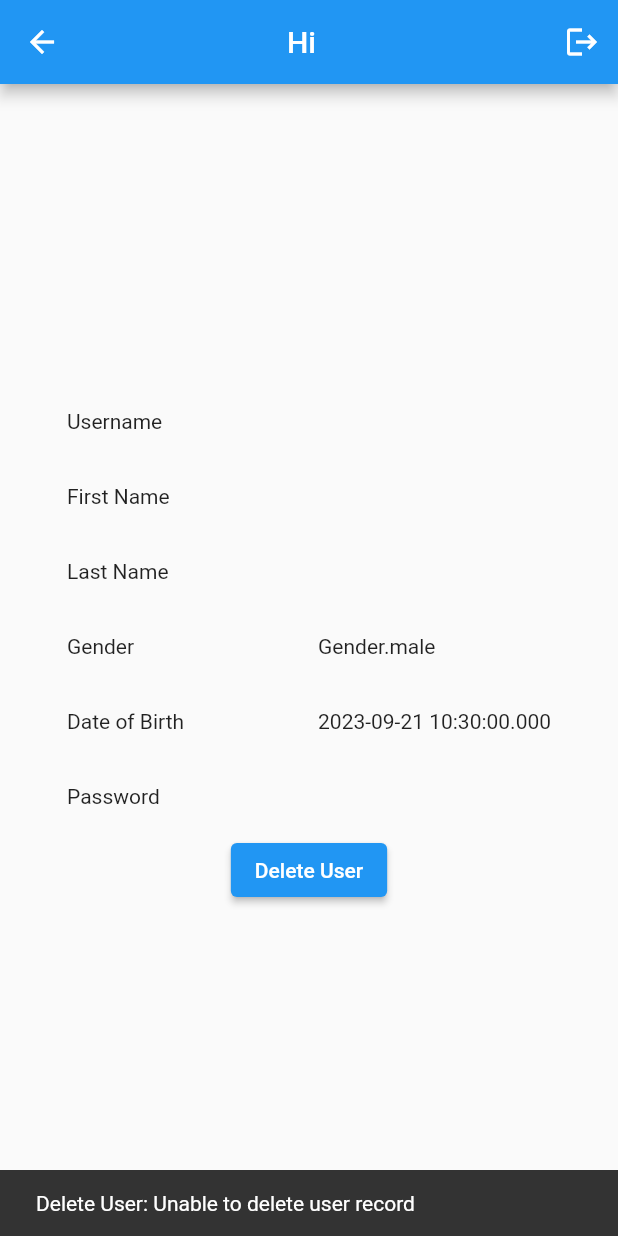
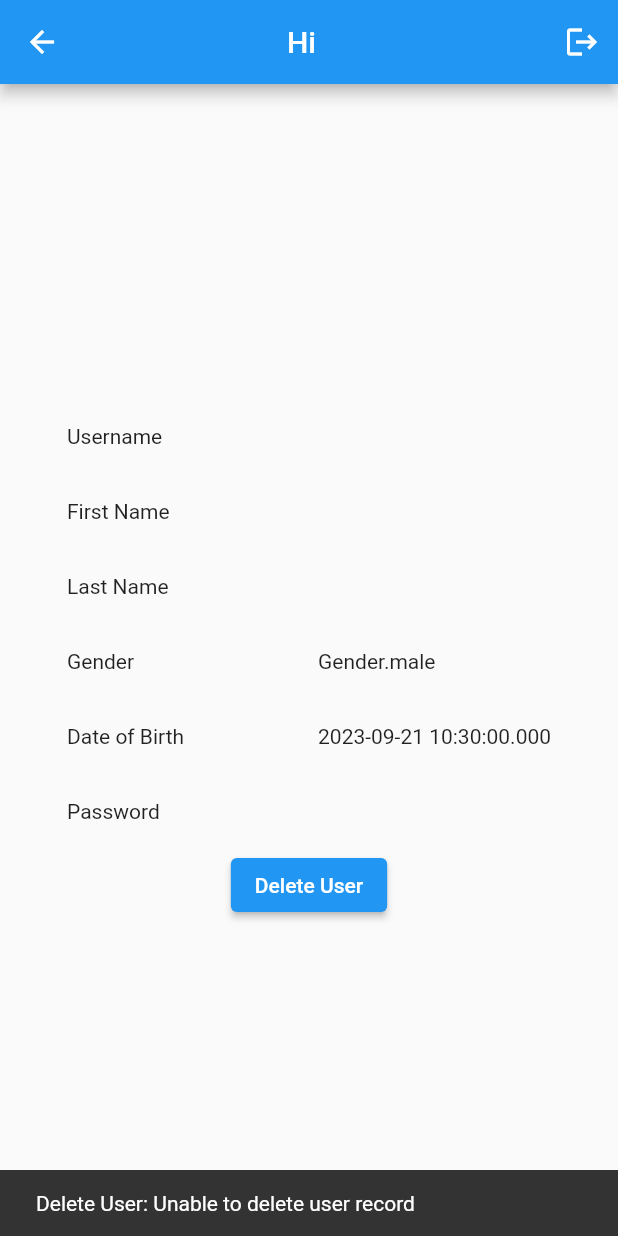
Before and after one commit to nischhalcodetrade/MyIntegrationTestApp, a Flutter app: the HomeScreen screen opened directly with empty values, after a tap on "Delete User", on a phone screen of 412 x 824 dp. Run offline on Flutter 3.47's test engine with Material 2 defaults, Android fonts, the phone set to English and light mode, and no system bars; our stand-ins replace flutter_bloc, flutter_svg, sqflite; accounts and stored records are empty.

Commit message:
[Fix] Minor Ui Fixes

```diff
--- a/lib/src/view/home_screen/home_screen.dart
+++ b/lib/src/view/home_screen/home_screen.dart
@@ -10,19 +10,31 @@ import 'package:integration_test_example_app/src/model/user_model.dart';
 import 'package:integration_test_example_app/src/view/auth/sign_in/sign_in_screen.dart';
 import 'package:integration_test_example_app/src/view/widgets/buttons/my_button.dart';
 
-class HomeScreen extends StatelessWidget {
+class HomeScreen extends StatefulWidget {
   const HomeScreen({super.key, required this.user});
   final UserModel user;
+
+  @override
+  State<HomeScreen> createState() => _HomeScreenState();
+}
+
+class _HomeScreenState extends State<HomeScreen> {
+  @override
+  void initState() {
+    FocusManager.instance.primaryFocus?.unfocus();
+    super.initState();
+  }
+
   @override
   Widget build(BuildContext context) {
     return Scaffold(
       appBar: AppBar(
-        title: Text('Hi ${user.firstName} ${user.lastName}'),
+        title: Text('Hi ${widget.user.firstName} ${widget.user.lastName}'),
         centerTitle: true,
         actions: [
           IconButton(
               onPressed: () =>
-                  context.read<HomeBloc>().add(SignOut(user.userName)),
+                  context.read<HomeBloc>().add(SignOut(widget.user.userName)),
               icon: const Icon(Icons.logout))
         ],
       ),
@@ -48,12 +60,11 @@ class HomeScreen extends StatelessWidget {
           }
         },
         child: Column(
+          mainAxisAlignment: MainAxisAlignment.center,
           children: [
-            const SizedBox(
-              height: 200,
-            ),
-            SizedBox(
-              height: 300,
+            ConstrainedBox(
+              constraints:
+                  BoxConstraints.tight(const Size(double.infinity, 300)),
               child: Row(
                   mainAxisAlignment: MainAxisAlignment.spaceAround,
                   children: [
@@ -72,19 +83,20 @@ class HomeScreen extends StatelessWidget {
                         mainAxisAlignment: MainAxisAlignment.spaceAround,
                         crossAxisAlignment: CrossAxisAlignment.start,
                         children: [
-                          Text(user.userName),
-                          Text(user.firstName),
-                          Text(user.lastName),
-                          Text('${user.gender}'),
-                          Text('${user.dob}'),
-                          Text(user.password),
+                          Text(widget.user.userName),
+                          Text(widget.user.firstName),
+                          Text(widget.user.lastName),
+                          Text('${widget.user.gender}'),
+                          Text('${widget.user.dob}'),
+                          Text(widget.user.password),
                         ]),
                   ]),
             ),
             MyButton(
               text: 'Delete User',
-              onPressed: () =>
-                  context.read<HomeBloc>().add(DeleteUser(user.userName)),
+              onPressed: () => context
+                  .read<HomeBloc>()
+                  .add(DeleteUser(widget.user.userName)),
             )
           ],
         ),
--- a/lib/src/view/widgets/buttons/my_button.dart
+++ b/lib/src/view/widgets/buttons/my_button.dart
@@ -6,6 +6,11 @@ class MyButton extends StatelessWidget {
   final void Function() onPressed;
   @override
   Widget build(BuildContext context) {
-    return ElevatedButton(onPressed: onPressed, child: Text(text));
+    return ElevatedButton(
+        onPressed: () {
+          FocusManager.instance.primaryFocus?.unfocus();
+          onPressed();
+        },
+        child: Text(text));
   }
 }
```
